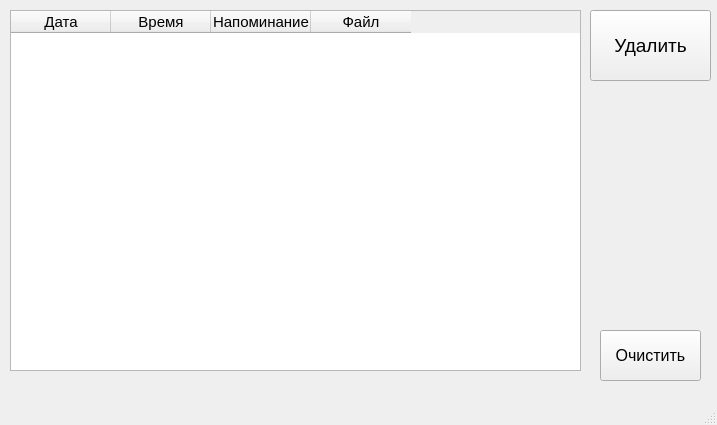
Above: table_date.ui from slevinsps/reminder before the change. Below: the same form after it.
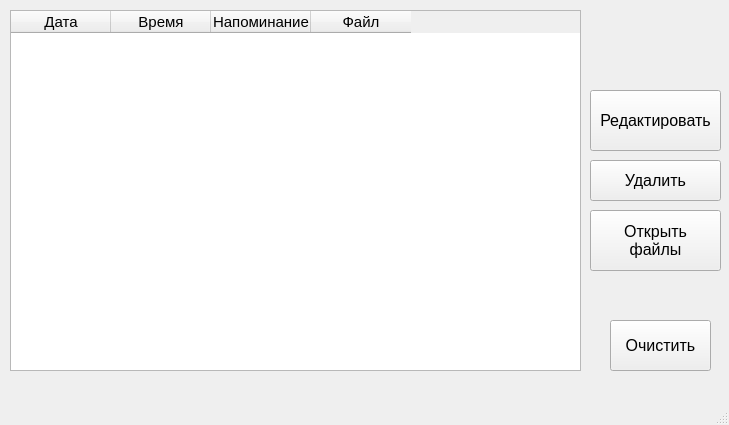
That is the form after the change.

Patch:
```diff
--- a/table_date.ui
+++ b/table_date.ui
@@ -6,7 +6,7 @@
    <rect>
     <x>0</x>
     <y>0</y>
-    <width>717</width>
+    <width>729</width>
     <height>425</height>
    </rect>
   </property>
@@ -55,8 +55,8 @@
    <widget class="QPushButton" name="clear_button">
     <property name="geometry">
      <rect>
-      <x>600</x>
-      <y>330</y>
+      <x>610</x>
+      <y>320</y>
       <width>101</width>
       <height>51</height>
      </rect>
@@ -74,20 +74,57 @@
     <property name="geometry">
      <rect>
       <x>590</x>
-      <y>10</y>
-      <width>121</width>
-      <height>71</height>
+      <y>160</y>
+      <width>131</width>
+      <height>41</height>
      </rect>
     </property>
     <property name="font">
      <font>
-      <pointsize>14</pointsize>
+      <pointsize>12</pointsize>
      </font>
     </property>
     <property name="text">
      <string>Удалить</string>
     </property>
    </widget>
+   <widget class="QPushButton" name="updateButton">
+    <property name="geometry">
+     <rect>
+      <x>590</x>
+      <y>90</y>
+      <width>131</width>
+      <height>61</height>
+     </rect>
+    </property>
+    <property name="font">
+     <font>
+      <pointsize>12</pointsize>
+     </font>
+    </property>
+    <property name="text">
+     <string>Редактировать</string>
+    </property>
+   </widget>
+   <widget class="QPushButton" name="openButton">
+    <property name="geometry">
+     <rect>
+      <x>590</x>
+      <y>210</y>
+      <width>131</width>
+      <height>61</height>
+     </rect>
+    </property>
+    <property name="font">
+     <font>
+      <pointsize>12</pointsize>
+     </font>
+    </property>
+    <property name="text">
+     <string>Открыть
+файлы</string>
+    </property>
+   </widget>
   </widget>
   <widget class="QMenuBar" name="menubar">
    <property name="geometry">
```
Left out of the diff: 2 changed lines with no effect on the pictures.
